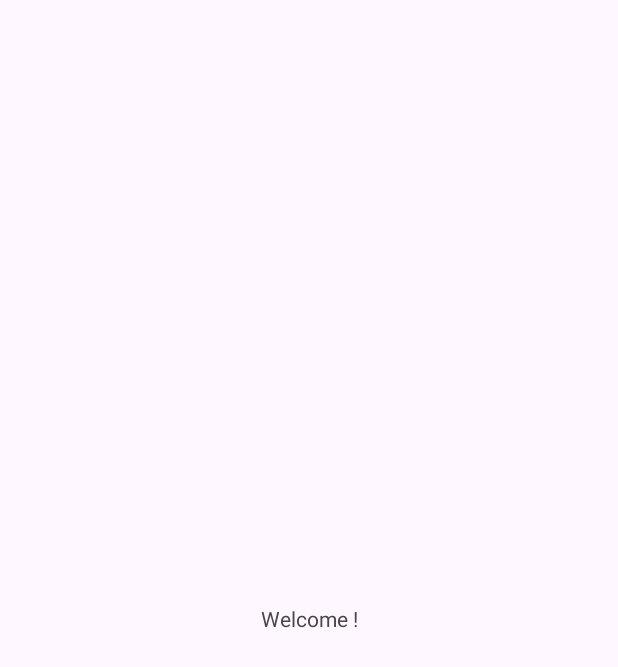
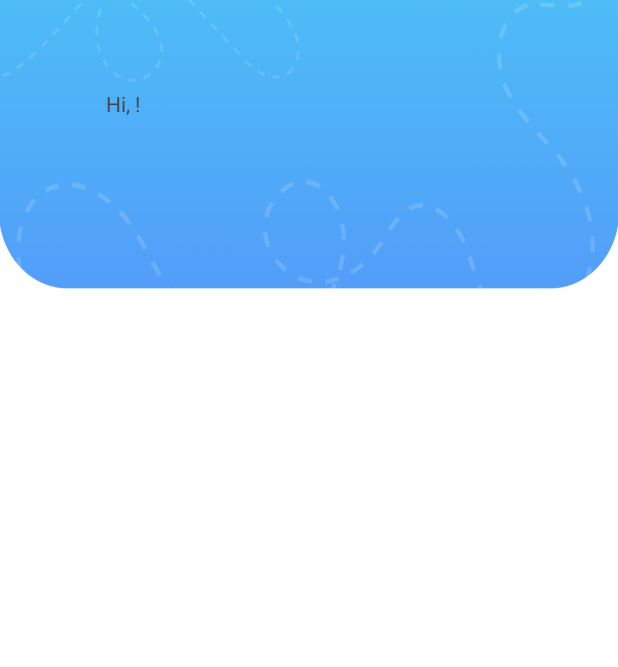
Before and after one commit to PorkAdubuu/final-project-APPDET, an Android app: the screen it shows after launch once a user with an empty profile is signed in (HomeActivity), on a phone screen of 412 x 824 dp. Before the commit the part shown is almost empty. Shown: the top 667 px of the screen. Run offline under Robolectric (Android 15) with nearby library versions, the phone set to English and light mode, and no system bars; our stand-ins replace Firebase (no records; nobody signed in at launch, a user with empty details on screens opened directly).

Commit message:
added bg for hoome

```diff
--- a/app/src/main/java/com/example/trackback/HomeActivity.java
+++ b/app/src/main/java/com/example/trackback/HomeActivity.java
@@ -26,7 +26,7 @@ public class HomeActivity extends AppCompatActivity {
 
         if (user != null) {
             // Display the user's name and email
-            welcomeTextView.setText("Welcome " + user.getDisplayName() + "!");
+            welcomeTextView.setText("Hi, " + user.getDisplayName() + "!");
         }
     }
 }
--- a/app/src/main/res/layout/activity_home.xml
+++ b/app/src/main/res/layout/activity_home.xml
@@ -5,17 +5,18 @@
     android:id="@+id/main"
     android:layout_width="match_parent"
     android:layout_height="match_parent"
-    tools:context=".HomeActivity">
+    tools:context=".HomeActivity"
+    android:background="@drawable/homebg">>
 
   <TextView
       android:id="@+id/welcomeTextView"
       android:layout_width="wrap_content"
       android:layout_height="wrap_content"
-      android:text="TextView"
+      android:text="Hi, FirstName!"
       app:layout_constraintBottom_toBottomOf="parent"
       app:layout_constraintEnd_toEndOf="parent"
-      app:layout_constraintHorizontal_bias="0.5"
+      app:layout_constraintHorizontal_bias="0.181"
       app:layout_constraintStart_toStartOf="parent"
       app:layout_constraintTop_toTopOf="parent"
-      app:layout_constraintVertical_bias="0.5" />
+      app:layout_constraintVertical_bias="0.074" />
 </androidx.constraintlayout.widget.ConstraintLayout>
```
Also changed, not shown: app/src/main/res/drawable/homebg.png (added).
